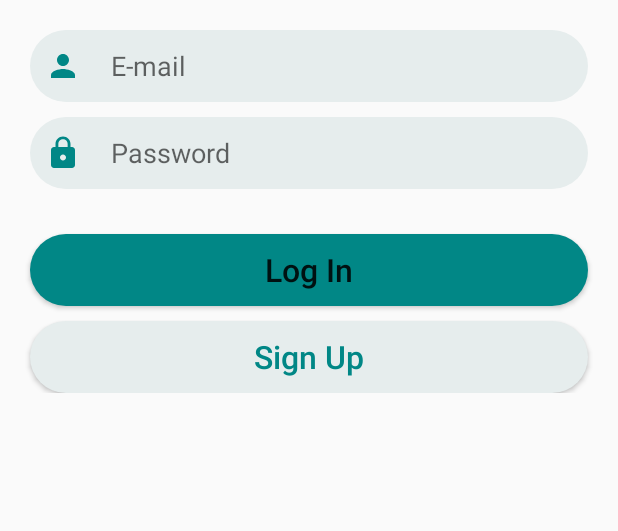
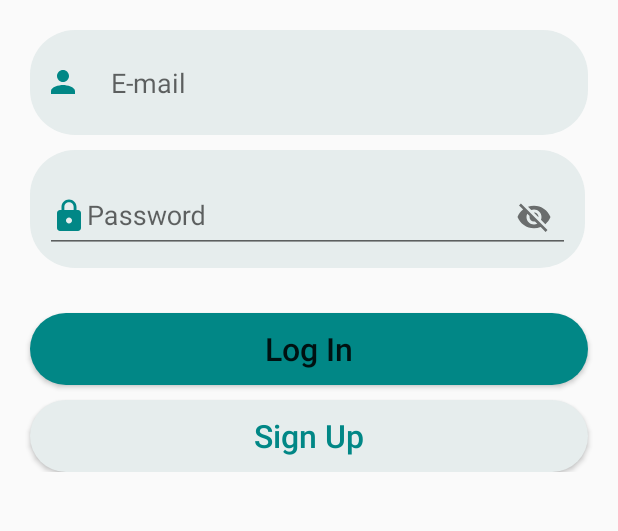
Before and after one commit to csillag-noemi/HealthHub, an Android app built with Jetpack Compose: the screen it shows after launch (LoginActivity), after a tap on "Log In", on a phone screen of 412 x 824 dp, the part 375-906 px from its top. Run offline under Robolectric (Android 15) with nearby library versions, the light colour scheme and no system bars; our stand-ins replace Firebase (no records; nobody signed in at launch, a user with empty details on screens opened directly).

Commit message:
toggle pass for login + main page buttons + bindings to pages

```diff
--- a/app/src/main/java/com/example/healthhub/LoginActivity.kt
+++ b/app/src/main/java/com/example/healthhub/LoginActivity.kt
@@ -22,7 +22,7 @@ class LoginActivity : AppCompatActivity() {
 
         binding.loginButton.setOnClickListener {
             val email = binding.loginUser.text.toString()
-            val pass = binding.loginPass.text.toString()
+            val pass = binding.loginPass.editText?.text.toString()
 
             if (email.isNotEmpty() && pass.isNotEmpty()) {
 
--- a/app/src/main/res/layout/activity_login.xml
+++ b/app/src/main/res/layout/activity_login.xml
@@ -23,30 +23,36 @@
         <EditText
             android:id="@+id/loginUser"
             android:layout_width="match_parent"
-            android:layout_height="wrap_content"
+            android:layout_height="70dp"
             android:layout_marginStart="20dp"
             android:layout_marginTop="20dp"
             android:layout_marginEnd="20dp"
             android:background="@drawable/custom_edittext"
             android:drawableStart="@drawable/ic_baseline_person_24"
             android:drawablePadding="20dp"
-            android:hint="E-mail"
+            android:hint="@string/emailHint"
             android:minHeight="48dp"
             android:padding="10dp" />
 
-        <EditText
+        <com.google.android.material.textfield.TextInputLayout
             android:id="@+id/loginPass"
-            android:layout_width="match_parent"
-            android:layout_height="wrap_content"
+            android:layout_width="370dp"
+            android:layout_height="match_parent"
             android:layout_marginStart="20dp"
             android:layout_marginTop="10dp"
             android:layout_marginEnd="20dp"
             android:background="@drawable/custom_edittext"
-            android:drawableStart="@drawable/ic_baseline_lock_24"
-            android:drawablePadding="20dp"
-            android:hint="Password"
-            android:minHeight="48dp"
-            android:padding="10dp" />
+            android:padding="10dp"
+            app:passwordToggleEnabled="true">
+
+            <com.google.android.material.textfield.TextInputEditText
+                android:layout_width="match_parent"
+                android:layout_height="48dp"
+                android:layout_gravity="center"
+                android:drawableStart="@drawable/ic_baseline_lock_24"
+                android:hint="@string/passwordHint"
+                android:textColorHint="@color/grey" />
+        </com.google.android.material.textfield.TextInputLayout>
 
         <Button
             android:id="@+id/loginButton"
```
Also changed, not shown: app/src/main/AndroidManifest.xml (+9 -0 lines), app/src/main/java/com/example/healthhub/AppointmentsActivity.kt (added, +30 -0 lines), app/src/main/java/com/example/healthhub/DoctorsActivity.kt (added, +17 -0 lines), app/src/main/java/com/example/healthhub/MainActivity.kt (+29 -1 lines), app/src/main/java/com/example/healthhub/ProfileActivity.kt (added, +17 -0 lines), app/src/main/res/layout/activity_appointments.xml (added, +20 -0 lines), app/src/main/res/layout/activity_doctors.xml (added, +9 -0 lines), app/src/main/res/layout/activity_main.xml (+84 -0 lines), app/src/main/res/layout/activity_profile.xml (added, +9 -0 lines).
